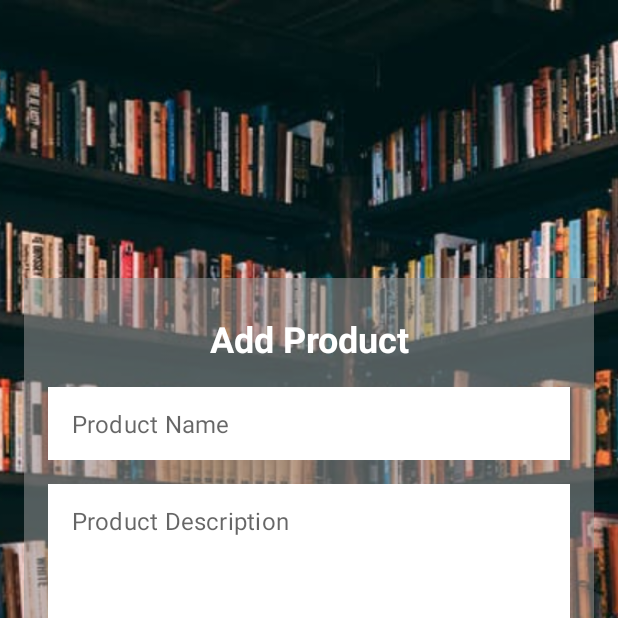
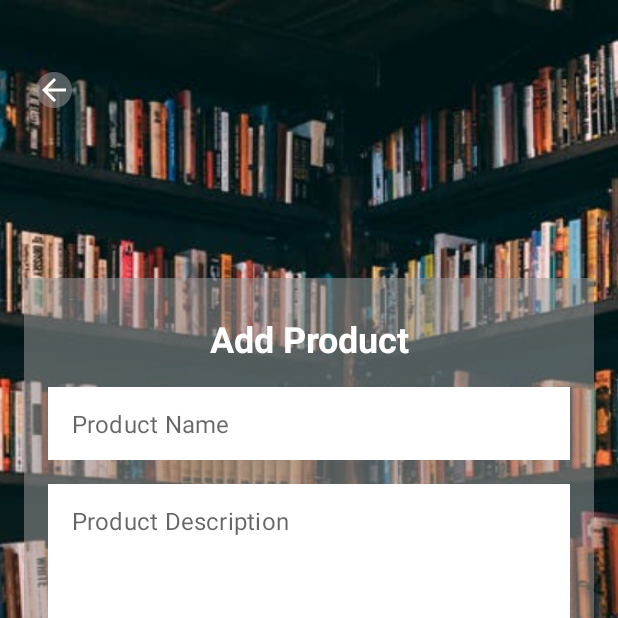
Before and after one commit to PadmankTiwari/Mobile-Library-Demo, an Android app: the AddProductFragment screen opened through its navigation route, on a phone screen of 412 x 824 dp, the top half of it. Run offline under Robolectric (Android 15) with nearby library versions, the phone set to English and light mode, and no system bars; our stand-ins replace data binding.

Commit message:
minor updates and issue resolved

```diff
--- a/app/src/main/java/com/example/libraryapp/ui/addProductFragment/AddProductFragment.kt
+++ b/app/src/main/java/com/example/libraryapp/ui/addProductFragment/AddProductFragment.kt
@@ -67,6 +67,7 @@ class AddProductFragment : Fragment() {
                         ).show()
 
                 }
+                R.id.btnBack -> findNavController().popBackStack()
             }
         }
     }
--- a/app/src/main/java/com/example/libraryapp/ui/landingFragment/LandingFragment.kt
+++ b/app/src/main/java/com/example/libraryapp/ui/landingFragment/LandingFragment.kt
@@ -47,7 +47,7 @@ class LandingFragment : Fragment() {
                         Toast.makeText(
                             requireContext(),
                             getString(R.string.no_internet_error),
-                            Toast.LENGTH_LONG
+                            Toast.LENGTH_SHORT
                         ).show()
                     }
                 }
--- /dev/null
+++ b/app/src/main/java/com/example/libraryapp/ui/splash/SplashFragment.kt
@@ -0,0 +1,41 @@
+package com.example.libraryapp.ui.splash
+
+import android.os.Bundle
+import android.view.LayoutInflater
+import android.view.View
+import android.view.ViewGroup
+import androidx.databinding.DataBindingUtil
+import androidx.fragment.app.Fragment
+import androidx.lifecycle.ViewModelProvider
+import androidx.lifecycle.lifecycleScope
+import androidx.navigation.fragment.findNavController
+import com.example.libraryapp.R
+import com.example.libraryapp.databinding.FragmentSplashBinding
+
+class SplashFragment : Fragment() {
+
+    private lateinit var splashViewModel: SplashViewModel
+    private lateinit var mBinding: FragmentSplashBinding
+
+    override fun onCreateView(
+        inflater: LayoutInflater,
+        container: ViewGroup?,
+        savedInstanceState: Bundle?
+    ): View {
+        mBinding = DataBindingUtil.inflate(inflater, R.layout.fragment_splash, container, false)
+        splashViewModel = ViewModelProvider(this).get(SplashViewModel::class.java)
+        mBinding.splashViewModel = splashViewModel
+        return mBinding.root
+    }
+
+    override fun onViewCreated(view: View, savedInstanceState: Bundle?) {
+        super.onViewCreated(view, savedInstanceState)
+        navigateToMain()
+    }
+
+    private fun navigateToMain() {
+        lifecycleScope.launchWhenResumed {
+            findNavController().navigate(R.id.action_splashFragment_to_landingFragment)
+        }
+    }
+}
--- /dev/null
+++ b/app/src/main/java/com/example/libraryapp/ui/splash/SplashViewModel.kt
@@ -0,0 +1,6 @@
+package com.example.libraryapp.ui.splash
+
+import androidx.lifecycle.ViewModel
+
+class SplashViewModel:ViewModel() {
+}
--- /dev/null
+++ b/app/src/main/res/drawable/ic_arrow_back.xml
@@ -0,0 +1,5 @@
+<vector android:height="24dp" android:tint="#FFFFFF"
+    android:viewportHeight="24" android:viewportWidth="24"
+    android:width="24dp" xmlns:android="http://schemas.android.com/apk/res/android">
+    <path android:fillColor="@android:color/white" android:pathData="M20,11H7.83l5.59,-5.59L12,4l-8,8 8,8 1.41,-1.41L7.83,13H20v-2z"/>
+</vector>
--- /dev/null
+++ b/app/src/main/res/drawable/ic_back.xml
@@ -0,0 +1,11 @@
+<?xml version="1.0" encoding="utf-8"?>
+<layer-list xmlns:android="http://schemas.android.com/apk/res/android"
+    android:opacity="translucent">
+    <item>
+        <shape android:shape="oval">
+            <solid android:color="@color/transparent_bg" />
+        </shape>
+    </item>
+    <item
+        android:drawable="@drawable/ic_arrow_back"/>
+</layer-list>
--- /dev/null
+++ b/app/src/main/res/drawable/splash_screen_background.xml
@@ -0,0 +1,15 @@
+<?xml version="1.0" encoding="utf-8"?>
+<layer-list xmlns:android="http://schemas.android.com/apk/res/android"
+    android:opacity="opaque">
+    <item>
+        <shape android:shape="rectangle">
+            <solid android:color="@color/white" />
+        </shape>
+    </item>
+    <item
+        android:drawable="@drawable/books_logo"
+        android:bottom="325dp"
+        android:left="90dp"
+        android:right="90dp"
+        android:top="325dp"/>
+</layer-list>
--- a/app/src/main/res/layout/fragment_add_product.xml
+++ b/app/src/main/res/layout/fragment_add_product.xml
@@ -21,9 +21,18 @@
             android:layout_width="match_parent"
             android:layout_height="match_parent"
             android:scaleType="centerCrop"
-            android:src="@drawable/books"
-            app:layout_constraintBottom_toBottomOf="parent"
-            app:layout_constraintEnd_toEndOf="parent"
+            android:src="@drawable/books" />
+
+        <androidx.appcompat.widget.AppCompatImageView
+            android:id="@+id/btnBack"
+            android:layout_width="wrap_content"
+            android:layout_height="wrap_content"
+            android:layout_marginTop="@dimen/margin_padding_40"
+            android:layout_marginStart="@dimen/grid_2"
+            android:onClick="@{clickListener}"
+            android:padding="8dp"
+            android:scaleType="centerCrop"
+            android:src="@drawable/ic_back"
             app:layout_constraintStart_toStartOf="parent"
             app:layout_constraintTop_toTopOf="parent" />
 
--- a/app/src/main/res/navigation/nav_graph.xml
+++ b/app/src/main/res/navigation/nav_graph.xml
@@ -3,7 +3,7 @@
     xmlns:app="http://schemas.android.com/apk/res-auto"
     xmlns:tools="http://schemas.android.com/tools"
     android:id="@+id/nav_graph"
-    app:startDestination="@id/landingFragment">
+    app:startDestination="@id/splashFragment">
 
     <fragment
         android:id="@+id/homeFragment"
@@ -22,12 +22,12 @@
     <fragment
         android:id="@+id/bookListFragment"
         android:name="com.example.libraryapp.ui.bookListFragment.BookListFragment"
-        android:label="fragment_book_list"
+        android:label="Book List"
         tools:layout="@layout/fragment_book_list" />
     <fragment
         android:id="@+id/landingFragment"
         android:name="com.example.libraryapp.ui.landingFragment.LandingFragment"
-        android:label="fragment_landing"
+        android:label="Landing"
         tools:layout="@layout/fragment_landing">
         <action
             android:id="@+id/action_landingFragment_to_bookListFragment"
@@ -36,4 +36,12 @@
             android:id="@+id/action_landingFragment_to_homeFragment"
             app:destination="@id/homeFragment" />
     </fragment>
+    <fragment
+        android:id="@+id/splashFragment"
+        android:name="com.example.libraryapp.ui.splash.SplashFragment"
+        android:label="Splash">
+        <action
+            android:id="@+id/action_splashFragment_to_landingFragment"
+            app:destination="@id/landingFragment" />
+    </fragment>
 </navigation>
--- a/app/src/main/res/values/themes.xml
+++ b/app/src/main/res/values/themes.xml
@@ -14,4 +14,8 @@
         <!-- Customize your theme here. -->
         <item name="textInputStyle">@style/Widget.BookApp.TextInputLayout</item>
     </style>
+
+    <style name="Theme.LibraryApp.Splash" parent="Theme.LibraryApp">
+        <item name="android:windowBackground">@drawable/splash_screen_background</item>
+    </style>
 </resources>
```
Also changed, not shown: app/src/main/AndroidManifest.xml (+15 -3 lines), app/src/main/java/com/example/libraryapp/ui/SplashActivity.kt (added, +14 -0 lines), app/src/main/java/com/example/libraryapp/ui/bookListFragment/BookListFragment.kt (+10 -0 lines), app/src/main/java/com/example/libraryapp/ui/homeFragment/HomeFragment.kt (+3 -6 lines), app/src/main/res/layout/fragment_book_list.xml (+18 -1 lines), app/src/main/res/layout/fragment_home.xml (+13 -0 lines), app/src/main/res/layout/fragment_splash.xml (added, +25 -0 lines).
